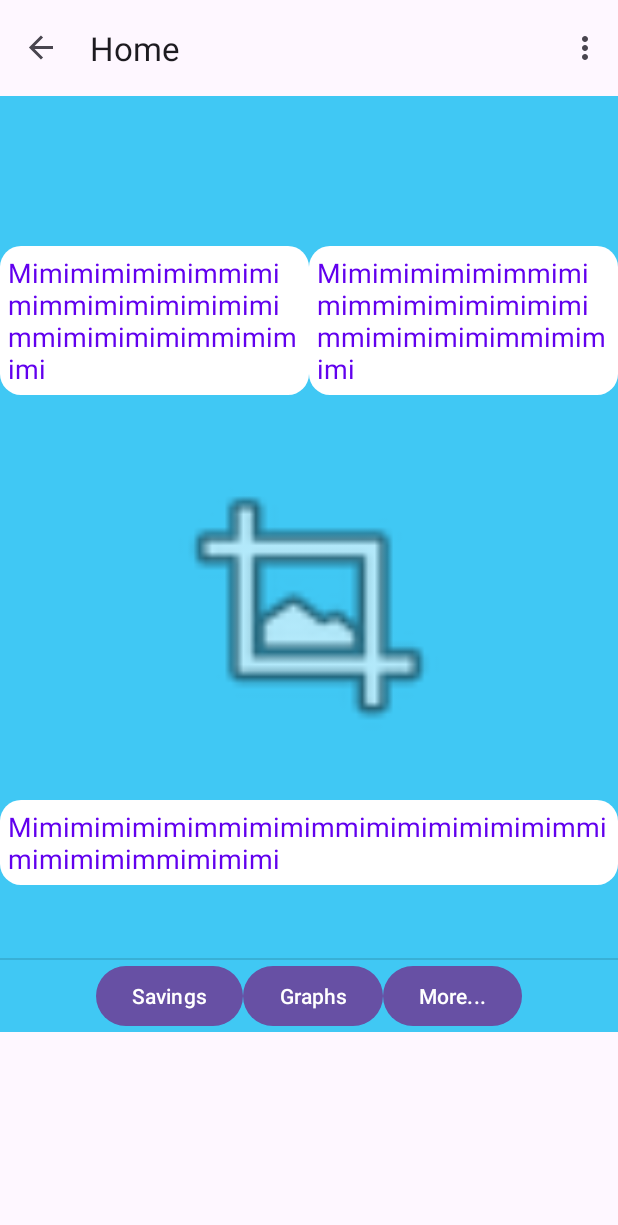
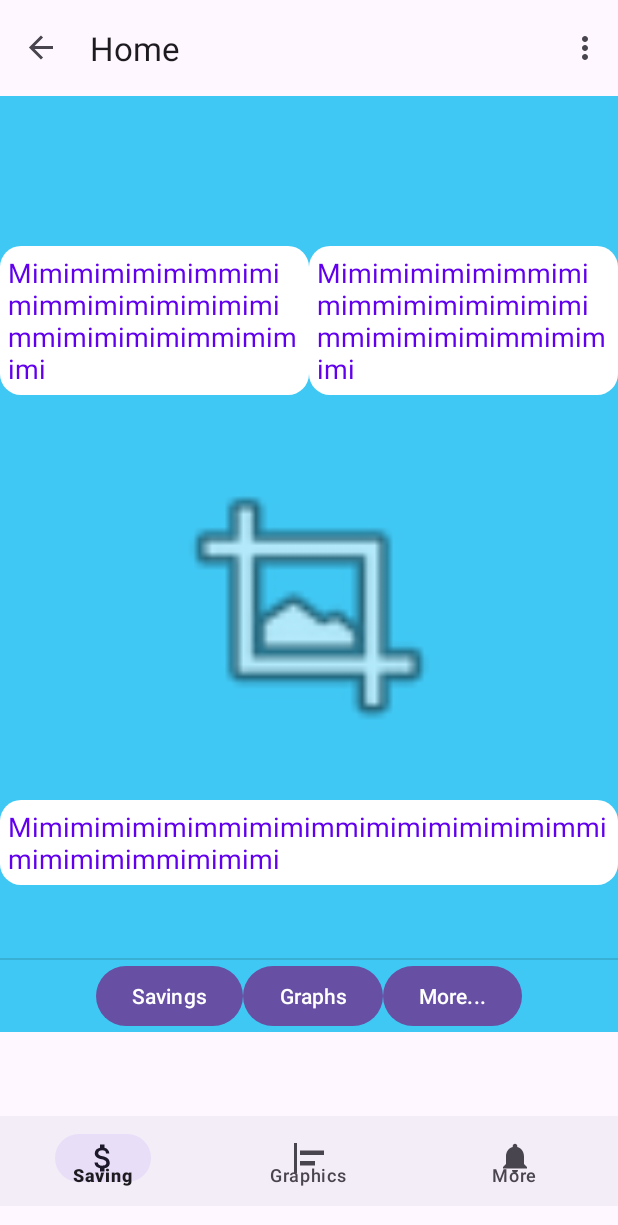
Before and after one commit to andregod/AppBudgetV2, an Android app: the screen it shows after launch (MainActivity), after a tap on "Ver notificações", on a phone screen of 412 x 824 dp. Shown: the top 1225 px of the screen. Run offline under Robolectric (Android 15) with nearby library versions, the phone set to English and light mode, and no system bars; our stand-ins replace navigation-ui.

Commit message:
Criação da interação onde as navbars não aparecem no startup ou em certos ecrãs / fragments

```diff
--- a/app/src/main/java/com/example/appbudgetv2/MainActivity.kt
+++ b/app/src/main/java/com/example/appbudgetv2/MainActivity.kt
@@ -4,13 +4,16 @@ import androidx.appcompat.app.AppCompatActivity
 import android.os.Bundle
 import android.view.Menu
 import android.view.MenuItem
+import android.view.View
 import androidx.appcompat.widget.Toolbar
 import androidx.core.view.WindowCompat
 import androidx.fragment.app.Fragment
+import androidx.navigation.NavDestination
 import androidx.navigation.findNavController
 import androidx.navigation.ui.AppBarConfiguration
 import androidx.navigation.ui.setupActionBarWithNavController
 import com.example.appbudgetv2.databinding.ActivityMainBinding
+import com.google.android.material.bottomnavigation.BottomNavigationView
 import com.google.android.material.snackbar.Snackbar
 
 
@@ -21,7 +24,7 @@ class MainActivity : AppCompatActivity() {
     private lateinit var menu: Menu
     private lateinit var appBarConfiguration: AppBarConfiguration
     private lateinit var binding: ActivityMainBinding
-
+    private lateinit var bottomNav : BottomNavigationView
     //meter funcoes das navbars
     fun showToolbar() {
         supportActionBar?.show()
@@ -57,11 +60,13 @@ class MainActivity : AppCompatActivity() {
         setSupportActionBar(binding.toolbar)
         //ativar a seta pra voltar atras
         supportActionBar?.setDisplayHomeAsUpEnabled(true)
+        supportActionBar?.hide()
 
 
-        //desativar a toolbar num ecra especifico e ativar noutros
-        /*
-        supportFragmentManager.addOnBackStackChangedListener {
+
+
+
+        /*supportFragmentManager.addOnBackStackChangedListener {
             val fragment = supportFragmentManager.findFragmentById(R.id.welcomeFragment)
             if (fragment is WelcomeFragment) {
                 supportActionBar?.hide()
@@ -69,9 +74,45 @@ class MainActivity : AppCompatActivity() {
                 supportActionBar?.show()
             }
         }*/
+      //  supportActionBar?.hide()
 
 
+
+
+
+
+
+        val bottomNav = findViewById<BottomNavigationView>(R.id.bottomNav)
         val navController = findNavController(R.id.nav_host_fragment_content_main)
+        //desativar a toolbar num ecra especifico e ativar noutros
+
+        navController.addOnDestinationChangedListener { _, nd: NavDestination, _ ->
+            if (nd.id == R.id.homeFragment || nd.id == R.id.listaDespesasFragment || nd.id == R.id.verDespesaFragment) {
+                bottomNav.visibility = View.VISIBLE
+            } else {
+                bottomNav.visibility = View.GONE
+            }
+        }
+
+
+            bottomNav.setOnItemSelectedListener {
+                when (it.itemId) {
+                    R.id.action_savings -> {
+                        loadFragment(ListaDespesasFragment())
+                        true
+                    }
+                    R.id.action_graphics -> {
+                        //loadFragment(ChatFragment())
+                        true
+                    }
+                    R.id.action_more -> {
+                        // loadFragment(SettingFragment())
+                        true
+                    }
+
+                    else -> {false}
+                }
+            }
         appBarConfiguration = AppBarConfiguration(navController.graph)
         setupActionBarWithNavController(navController, appBarConfiguration)
         //setContentView(R.layout.activity_main)
@@ -85,6 +126,8 @@ class MainActivity : AppCompatActivity() {
         if (item.itemId == R.id.action_settings) {
             return true
         }
+
+
 
         val opcaoProcessada = when (fragment) {
             is AdicionarDespesaFragment -> (fragment as AdicionarDespesaFragment).processaOpcaoMenu(item)
@@ -102,6 +145,12 @@ class MainActivity : AppCompatActivity() {
     }
 
 
+    private  fun loadFragment(fragment: Fragment){
+        val transaction = supportFragmentManager.beginTransaction()
+        transaction.replace(R.id.container,fragment)
+        transaction.commit()
+    }
+
 
     override fun onCreateOptionsMenu(menu: Menu): Boolean {
         // Inflate the menu; this adds items to the action bar if it is present.
--- a/app/src/main/res/layout/activity_main.xml
+++ b/app/src/main/res/layout/activity_main.xml
@@ -23,8 +23,7 @@
 
     </com.google.android.material.appbar.AppBarLayout>
 
-    <androidx.constraintlayout.widget.ConstraintLayout xmlns:android="http://schemas.android.com/apk/res/android"
-        xmlns:app="http://schemas.android.com/apk/res-auto"
+    <androidx.constraintlayout.widget.ConstraintLayout
         android:layout_width="match_parent"
         android:layout_height="match_parent"
         app:layout_behavior="@string/appbar_scrolling_view_behavior">
@@ -40,8 +39,20 @@
             app:layout_constraintStart_toStartOf="parent"
             app:layout_constraintTop_toTopOf="parent"
             app:navGraph="@navigation/nav_graph" />
+
+            <com.google.android.material.bottomnavigation.BottomNavigationView
+                android:id="@+id/bottomNav"
+                android:layout_width="match_parent"
+                android:layout_height="60dp"
+                android:layout_alignParentBottom="true"
+                android:layout_marginBottom="20dp"
+                android:scrollIndicators="left"
+                app:layout_constraintBottom_toBottomOf="parent"
+                app:layout_constraintEnd_toEndOf="parent"
+                app:layout_constraintHorizontal_bias="0.5"
+                app:layout_constraintStart_toStartOf="parent"
+                app:menu="@menu/bottom_nav_menu" />
     </androidx.constraintlayout.widget.ConstraintLayout>
 
 
-
 </androidx.coordinatorlayout.widget.CoordinatorLayout>
--- a/app/src/main/res/menu/bottom_nav_menu.xml
+++ b/app/src/main/res/menu/bottom_nav_menu.xml
@@ -2,18 +2,18 @@
 <menu xmlns:android="http://schemas.android.com/apk/res/android">
 
     <item
-        android:id="@+id/navigation_home"
+        android:id="@+id/action_savings"
         android:icon="@drawable/baseline_attach_money_24"
         android:title="@string/saving" />
 
     <item
 
-        android:id="@+id/navigation_dashboard"
+        android:id="@+id/action_graphics"
         android:icon="@drawable/baseline_align_horizontal_left_24"
         android:title="@string/graphics" />
 
     <item
-        android:id="@+id/navigation_notifications"
+        android:id="@+id/action_more"
         android:icon="@drawable/ic_notifications_24dp"
         android:title="@string/more" />
 
```
